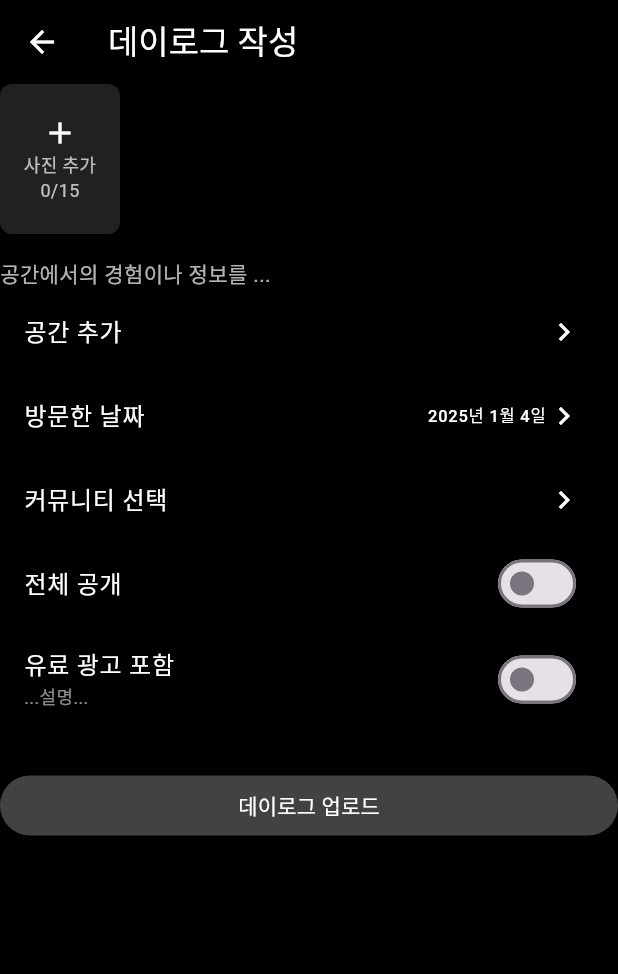
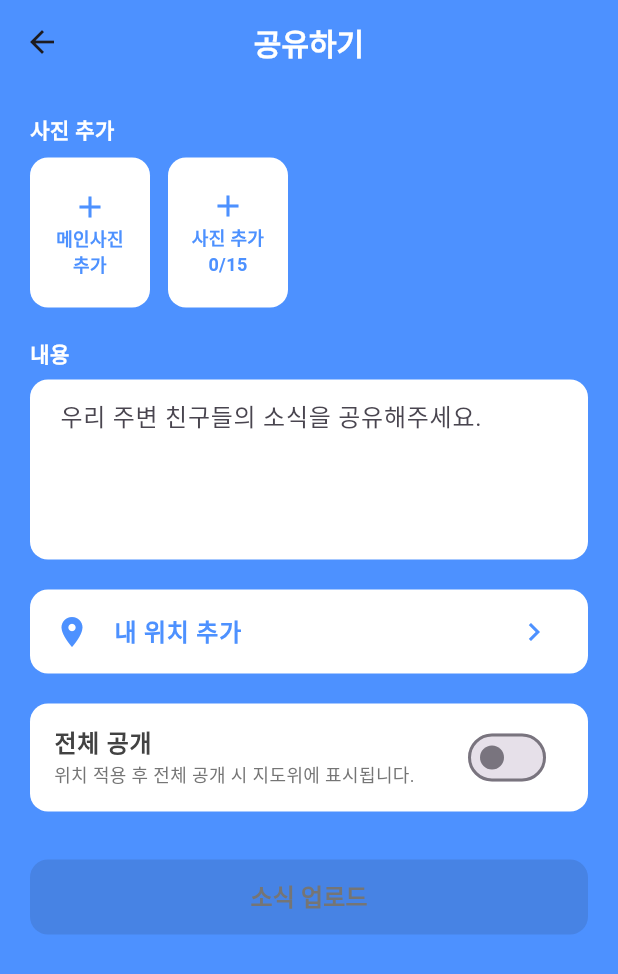
Before and after one commit to daeyoung-k/unimal-flutter, a Flutter app: the AddItemScreens screen opened directly, on a phone screen of 412 x 824 dp. Shown: the top 974 px of the screen. Run offline on Flutter 3.47's test engine with Material 3 defaults, Android fonts, the phone set to English and light mode, and no system bars; our stand-ins replace flutter_dotenv, flutter_secure_storage, flutter_svg, geolocator, get, google_maps_flutter and 3 more; missing offline and left inert: kakao_flutter_sdk, naver_login_sdk; accounts and stored records are empty; Roboto replaces fonts that are missing (Pretendard); project files that could hold a hidden picture were left out.

Commit message:
지도 페이지 색 변경, 공유하기 페이지 스타일 변경

```diff
--- a/lib/screens/add_item.dart
+++ b/lib/screens/add_item.dart
@@ -57,20 +57,40 @@ class _AddItemScreensState extends State<AddItemScreens> {
   @override
   Widget build(BuildContext context) {
     return Scaffold(
-      backgroundColor: Colors.black,
+      backgroundColor: const Color(0xFF4D91FF),
+      resizeToAvoidBottomInset: true,
       appBar: AppBar(
-        backgroundColor: Colors.black,
-        leading: BackButton(color: Colors.white),
-        title: Text('데이로그 작성', style: TextStyle(color: Colors.white)),
+        backgroundColor: Colors.transparent,
         elevation: 0,
+        centerTitle: true,
+        title: const Text(
+          '공유하기',
+          style: TextStyle(
+            color: Colors.white,
+            fontSize: 20,
+            fontFamily: 'Pretendard',
+            fontWeight: FontWeight.w700,
           ),
-      body: SingleChildScrollView(
+        ),
+      ),
+      body: SafeArea(
+        child: SingleChildScrollView(
+          child: Padding(
+            padding: const EdgeInsets.fromLTRB(20, 20, 20, 100),
             child: Column(
               crossAxisAlignment: CrossAxisAlignment.start,
               children: [
                 // 사진 추가 영역
+                const Text('사진 추가',
+                    style: TextStyle(
+                      color: Colors.white,
+                      fontWeight: FontWeight.bold,
+                      fontFamily: 'Pretendard',
+                    )),
+                const SizedBox(height: 8),
                 Row(
                   children: [
+                    // 메인사진 추가 영역
                     GestureDetector(
                       onTap: () {
                         showModalBottomSheet(
@@ -103,14 +123,74 @@ class _AddItemScreensState extends State<AddItemScreens> {
                       child: Container(
                         width: 80, height: 100,
                         decoration: BoxDecoration(
-                      color: Colors.grey[900],
-                      borderRadius: BorderRadius.circular(8),
+                          color: Colors.white,
+                          borderRadius: BorderRadius.circular(12),
                         ),
                         child: Column(
                           mainAxisAlignment: MainAxisAlignment.center,
                           children: [
-                        Icon(Icons.add, color: Colors.white),
-                        Text('사진 추가\n0/15', style: TextStyle(color: Colors.white70, fontSize: 12), textAlign: TextAlign.center),
+                            Icon(Icons.add, color: const Color(0xFF4D91FF)),
+                            Text('메인사진\n추가',
+                                style: TextStyle(
+                                  color: const Color(0xFF4D91FF),
+                                  fontSize: 12,
+                                  fontFamily: 'Pretendard',
+                                  fontWeight: FontWeight.w600,
+                                ),
+                                textAlign: TextAlign.center),
+                          ],
+                        ),
+                      ),
+                    ),
+                    const SizedBox(width: 12),
+                    // 추가 사진 영역
+                    GestureDetector(
+                      onTap: () {
+                        showModalBottomSheet(
+                          context: context,
+                          builder: (context) => Column(
+                            mainAxisSize: MainAxisSize.min,
+                            children: [
+                              ListTile(
+                                leading: const Icon(Icons.photo_library),
+                                title: const Text('사진첩'),
+                                onTap: () {
+                                  Navigator.pop(context);
+                                  _getImage(ImageSource.gallery);
+                                  print(_currentPosition?.latitude);
+                                  print(_currentPosition?.longitude);
+                                },
+                              ),
+                              ListTile(
+                                leading: const Icon(Icons.camera_alt),
+                                title: const Text('카메라'),
+                                onTap: () {
+                                  Navigator.pop(context);
+                                  _getImage(ImageSource.camera);
+                                },
+                              ),
+                            ],
+                          ),
+                        );
+                      },
+                      child: Container(
+                        width: 80, height: 100,
+                        decoration: BoxDecoration(
+                          color: Colors.white,
+                          borderRadius: BorderRadius.circular(12),
+                        ),
+                        child: Column(
+                          mainAxisAlignment: MainAxisAlignment.center,
+                          children: [
+                            Icon(Icons.add, color: const Color(0xFF4D91FF)),
+                            Text('사진 추가\n0/15',
+                                style: TextStyle(
+                                  color: const Color(0xFF4D91FF),
+                                  fontSize: 12,
+                                  fontFamily: 'Pretendard',
+                                  fontWeight: FontWeight.w600,
+                                ),
+                                textAlign: TextAlign.center),
                           ],
                         ),
                       ),
@@ -118,60 +198,105 @@ class _AddItemScreensState extends State<AddItemScreens> {
                     // ...이미지 썸네일 리스트
                   ],
                 ),
-            SizedBox(height: 16),
-            // 안내 문구
-            Text('공간에서의 경험이나 정보를 ...', style: TextStyle(color: Colors.white70)),
-            // ...
-            // 공간 추가, 방문 날짜, 커뮤니티 선택 등
-            ListTile(
-              title: Text('공간 추가', style: TextStyle(color: Colors.white)),
-              trailing: Icon(Icons.chevron_right, color: Colors.white),
+                const SizedBox(height: 20),
+
+                // 내용 입력
+                const Text('내용',
+                    style: TextStyle(
+                      color: Colors.white,
+                      fontWeight: FontWeight.bold,
+                      fontFamily: 'Pretendard',
+                    )),
+                const SizedBox(height: 8),
+                TextField(
+                  controller: _contentController,
+                  maxLines: 4,
+                  decoration: InputDecoration(
+                    hintText: '우리 주변 친구들의 소식을 공유해주세요.',
+                    filled: true,
+                    fillColor: Colors.white,
+                    border: OutlineInputBorder(
+                      borderRadius: BorderRadius.circular(12),
+                      borderSide: BorderSide.none,
                     ),
-            // 방문 날짜
-            ListTile(
-              title: Text('방문한 날짜', style: TextStyle(color: Colors.white)),
-              trailing: Row(
-                mainAxisSize: MainAxisSize.min,
-                children: [
-                  Text('2025년 1월 4일', style: TextStyle(color: Colors.white)),
-                  Icon(Icons.chevron_right, color: Colors.white),
+                    contentPadding: const EdgeInsets.symmetric(
+                        horizontal: 16, vertical: 12),
+                  ),
+                ),
+                const SizedBox(height: 20),
+
+                // 위치 추가
+                Container(
+                  decoration: BoxDecoration(
+                    color: Colors.white,
+                    borderRadius: BorderRadius.circular(12),
+                  ),
+                  child: ListTile(
+                    leading: Icon(Icons.location_on, color: const Color(0xFF4D91FF)),
+                    title: Text('내 위치 추가',
+                        style: TextStyle(
+                          color: const Color(0xFF4D91FF),
+                          fontFamily: 'Pretendard',
+                          fontWeight: FontWeight.w600,
+                        )),
+                    trailing: Icon(Icons.chevron_right, color: const Color(0xFF4D91FF)),
+                  ),
+                ),
+                const SizedBox(height: 20),
+
+                // 전체 공개 스위치
+                Container(
+                  decoration: BoxDecoration(
+                    color: Colors.white,
+                    borderRadius: BorderRadius.circular(12),
+                  ),
+                  child: SwitchListTile(
+                    title: Text('전체 공개',
+                        style: TextStyle(
+                          color: Colors.grey[800],
+                          fontFamily: 'Pretendard',
+                          fontWeight: FontWeight.w600,
+                        )),
+                    subtitle: Text('위치 적용 후 전체 공개 시 지도위에 표시됩니다.',
+                        style: TextStyle(
+                          color: Colors.grey[600],
+                          fontSize: 12,
+                          fontFamily: 'Pretendard',
+                        )),
+                    value: isPublic,
+                    onChanged: (v) => setState(() => isPublic = v),
+                    activeColor: const Color(0xFF4D91FF),
+                  ),
+                ),
+
+                const SizedBox(height: 32),
+
+                // 하단 버튼
+                SizedBox(
+                  width: double.infinity,
+                  height: 50,
+                  child: ElevatedButton(
+                    onPressed: null, // 조건 충족 시 함수로 변경
+                    style: ElevatedButton.styleFrom(
+                      backgroundColor: Colors.grey[300],
+                      foregroundColor: Colors.grey[600],
+                      shape: RoundedRectangleBorder(
+                        borderRadius: BorderRadius.circular(12),
+                      ),
+                      elevation: 0,
+                    ),
+                    child: Text('소식 업로드',
+                        style: TextStyle(
+                          color: Colors.grey[600],
+                          fontSize: 16,
+                          fontFamily: 'Pretendard',
+                          fontWeight: FontWeight.w600,
+                        )),
+                  ),
+                ),
               ],
             ),
           ),
-            // 커뮤니티 선택
-            ListTile(
-              title: Text('커뮤니티 선택', style: TextStyle(color: Colors.white)),
-              trailing: Icon(Icons.chevron_right, color: Colors.white),
-            ),
-            // 전체 공개 스위치
-            SwitchListTile(
-              title: Text('전체 공개', style: TextStyle(color: Colors.white)),
-              value: isPublic,
-              onChanged: (v) => setState(() => isPublic = v),
-              activeColor: Colors.blue,
-            ),
-            // 유료 광고 포함 스위치
-            SwitchListTile(
-              title: Text('유료 광고 포함', style: TextStyle(color: Colors.white)),
-              subtitle: Text('...설명...', style: TextStyle(color: Colors.white54, fontSize: 12)),
-              value: isAd,
-              onChanged: (v) => setState(() => isAd = v),
-              activeColor: Colors.blue,
-            ),
-            // 하단 버튼
-            Container(
-              width: double.infinity,
-              margin: EdgeInsets.symmetric(vertical: 24),
-              child: ElevatedButton(
-                onPressed: null, // 조건 충족 시 함수로 변경
-                style: ElevatedButton.styleFrom(
-                  backgroundColor: Colors.grey[800],
-                  disabledBackgroundColor: Colors.grey[800],
-                ),
-                child: Text('데이로그 업로드', style: TextStyle(color: Colors.white)),
-              ),
-            ),
-          ],
         ),
       ),
     );
--- a/lib/screens/map.dart
+++ b/lib/screens/map.dart
@@ -90,8 +90,16 @@ class MapStateScreens extends State<MapScreens> {
 
     return Scaffold(
         appBar: AppBar(
-          title: const Text('Unimal Maps'),
-          backgroundColor: const Color(0xFFFEF7FF),
+          backgroundColor: const Color(0xFF4D91FF),
+          title: const Text(
+            'Unimal',
+            style: TextStyle(
+              color: Colors.white,
+              fontSize: 25,
+              fontFamily: 'Pretendard',
+              fontWeight: FontWeight.w700,
+            ),
+          ),
         ),
         body: Stack(
           children: [
--- a/lib/screens/navigation/app_routes.dart
+++ b/lib/screens/navigation/app_routes.dart
@@ -56,7 +56,7 @@ class AppRoutes {
       "bottomNavigationIcon": BottomNavigationBarItem(
         icon: SvgPicture.asset('assets/icon/svg/additem_icon.svg'),
         activeIcon: SvgPicture.asset('assets/icon/svg/additem_bold_icon.svg'),
-        label: '글쓰기')
+        label: '공유하기')
     },
     {
       "page": BoardScreens(),
```
Lines whose indentation alone changed are shown as unchanged.
